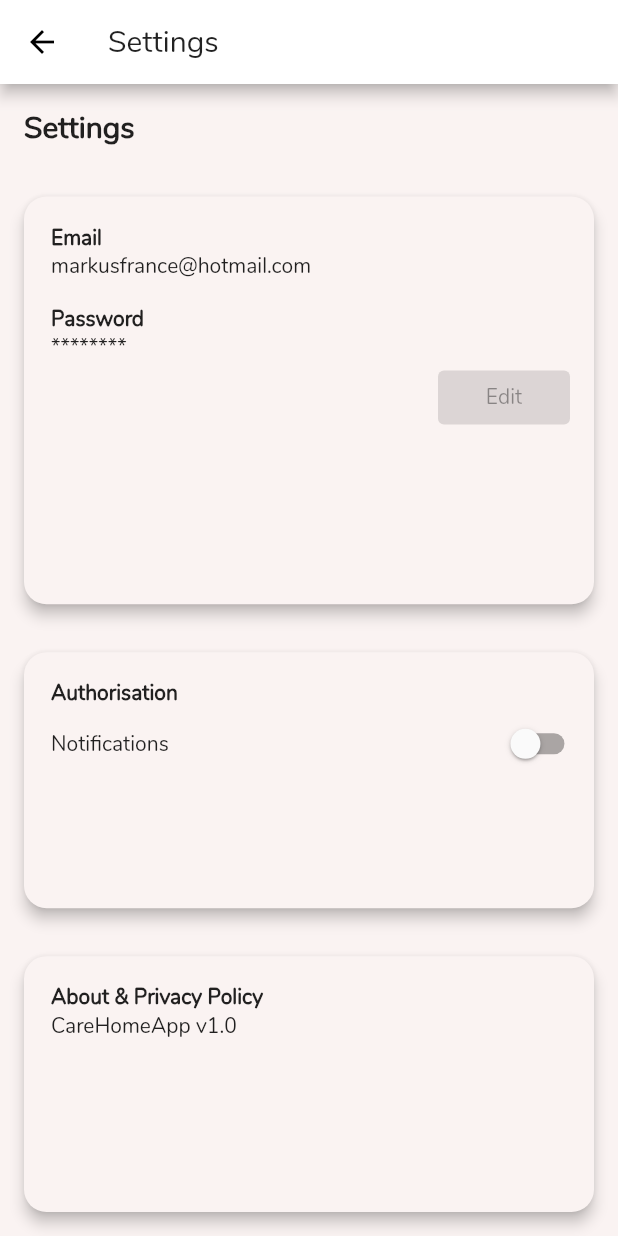
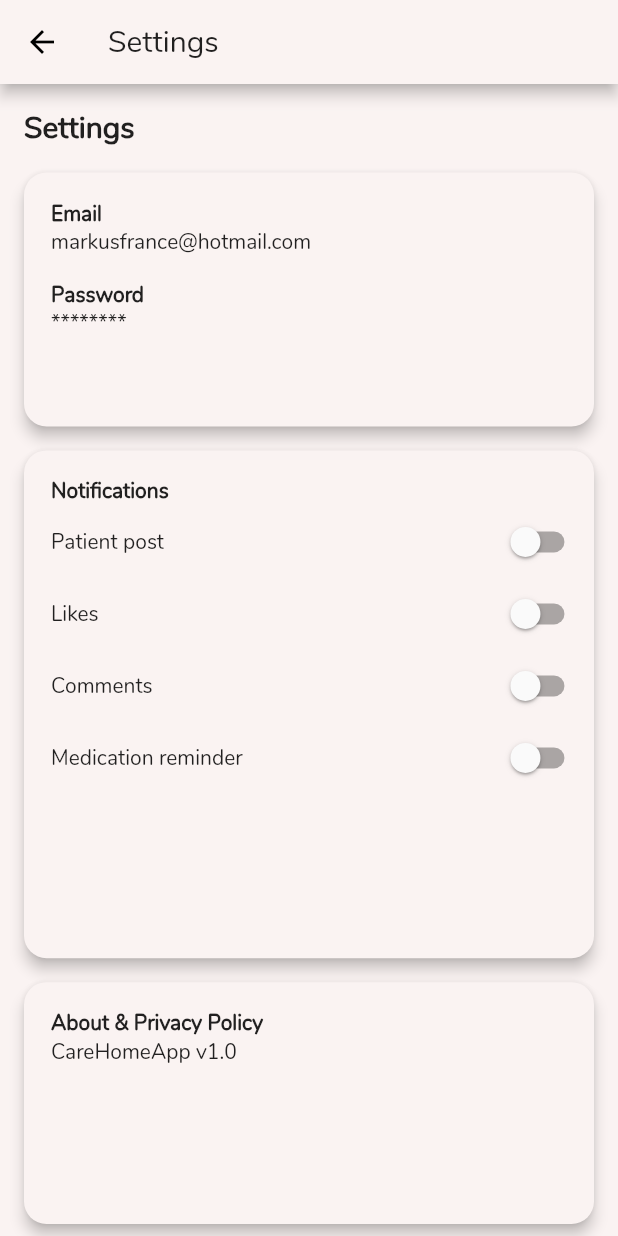
Before and after one commit to markfrance/carehomeapp, a Flutter app: the SettingsPage screen opened directly, on a phone screen of 412 x 824 dp. Run offline on Flutter 3.47's test engine with Material 2 defaults, Android fonts, the phone set to English and light mode, and no system bars; our stand-ins replace charts_flutter, cloud_firestore, firebase_auth, firebase_storage, flutter_calendar_carousel, flutter_datetime_picker and 1 more; accounts and stored records are empty.

Commit message:
Added body charts, UI for notification settings

```diff
--- a/lib/charts/chart_type_list.dart
+++ b/lib/charts/chart_type_list.dart
@@ -70,7 +70,7 @@ class ChartEntryItem extends StatelessWidget {
       case 'Nutrition':
         return NutritionCharts(patient);
       case 'Body':
-        return BodyCharts();
+        return BodyCharts(patient);
       case 'Other':
         return OtherCharts();
       default:
--- a/lib/charts/nutrition_charts.dart
+++ b/lib/charts/nutrition_charts.dart
@@ -28,7 +28,7 @@ class NutritionCharts extends StatefulWidget{
 
 class NutritionChartState extends State<NutritionCharts> {
 
-    List<charts.Series<TimeSeriesHydration, DateTime>> hydrationSeries;
+  List<charts.Series<TimeSeriesHydration, DateTime>> hydrationSeries;
   List<charts.Series<TimeSeriesMeal, DateTime>> mealSeries;
 
 
--- a/lib/settings_page.dart
+++ b/lib/settings_page.dart
@@ -10,14 +10,19 @@ class SettingsPageState extends State<SettingsPage> {
   @override
   Widget build(BuildContext context) {
     final user = UserBinding.of(context).user;
-    bool notifications = false;
+    bool likes = false;
+    bool comments = false;
+    bool medication = false;
+    bool patientpost = false;
 
     return Scaffold(
         appBar: AppBar(
+          backgroundColor:  Color.fromARGB(255, 250, 243, 242),
           title: Text("Settings"),
         ),
         body: Column(
           crossAxisAlignment: CrossAxisAlignment.stretch,
+          mainAxisAlignment: MainAxisAlignment.start,
           children: <Widget>[
             Padding(
               padding: EdgeInsets.all(16),
@@ -25,10 +30,10 @@ class SettingsPageState extends State<SettingsPage> {
                   style: TextStyle(fontSize: 20, fontWeight: FontWeight.bold)),
             ),
             Expanded(
-              flex: 3,
+              flex: 2,
               child: Card(
                 elevation: 4,
-                margin: EdgeInsets.all(16.0),
+                margin: EdgeInsets.only(left:16.0, right:16, top:0, bottom:8 ),
                 shape: RoundedRectangleBorder(
                   borderRadius: BorderRadius.circular(15.0),
                 ),
@@ -59,25 +64,28 @@ class SettingsPageState extends State<SettingsPage> {
                       Align(
                           child: Text("********"),
                           alignment: Alignment.centerLeft),
-                      Align(
+                    /*  Align(
                           alignment: Alignment.centerRight,
                           child: Padding(
-                              padding: EdgeInsets.only(bottom:16, right:16,),
+                              padding: EdgeInsets.only(
+                                bottom: 16,
+                                right: 16,
+                              ),
                               child: RaisedButton(
                                 child: Text("Edit"),
                                 color: Colors.black,
                                 onPressed: null,
-                              ))),
+                              ))),*/
                     ],
                   ),
                 ),
               ),
             ),
             Expanded(
-                flex: 2,
+                flex: 4,
                 child: Card(
                   elevation: 4,
-                  margin: EdgeInsets.all(16.0),
+                  margin: EdgeInsets.only(left:16.0, right:16, top:8, bottom:8),
                   shape: RoundedRectangleBorder(
                     borderRadius: BorderRadius.circular(15.0),
                   ),
@@ -91,35 +99,89 @@ class SettingsPageState extends State<SettingsPage> {
                       child: Column(
                         children: <Widget>[
                           Align(
-                              child: Text("Authorisation",
+                              child: Text("Notifications",
                                   style:
                                       TextStyle(fontWeight: FontWeight.bold)),
                               alignment: Alignment.centerLeft),
                           Row(
                             children: <Widget>[
-                              Expanded(child:Text("Notifications"),
-                              flex:4),
+                              Expanded(child: Text("Patient post"), flex: 4),
                               Expanded(
-                                flex:1,
-                                child:Switch(
-                                activeColor: Color.fromARGB(255, 35, 33, 26),
-                                value: notifications,
+                                  flex: 1,
+                                  child: Switch(
+                                    activeColor:
+                                        Color.fromARGB(255, 35, 33, 26),
+                                    value: patientpost,
                                     onChanged: (value) => {
                                       setState(() {
-                                    notifications = value;
+                                        patientpost = value;
+                                      })
+                                    },
+                                  )),
+                            ],
+                          ),
+                            Row(
+                            children: <Widget>[
+                              Expanded(child: Text("Likes"), flex: 4),
+                              Expanded(
+                                  flex: 1,
+                                  child: Switch(
+                                    activeColor:
+                                        Color.fromARGB(255, 35, 33, 26),
+                                    value: likes,
+                                    onChanged: (value) => {
+                                      setState(() {
+                                        likes = value;
+                                      })
+                                    },
+                                  )),
+                            ],),
+                              Row(
+                                children: <Widget>[
+                                  Expanded(child: Text("Comments"), flex: 4),
+                                  Expanded(
+                                      flex: 1,
+                                      child: Switch(
+                                        activeColor:
+                                            Color.fromARGB(255, 35, 33, 26),
+                                        value: comments,
+                                        onChanged: (value) => {
+                                          setState(() {
+                                            comments = value;
+                                          })
+                                        },
+                                      )),
+                                ],
+                              ),
+                              Row(
+                                children: <Widget>[
+                                  Expanded(
+                                      child: Text("Medication reminder"),
+                                      flex: 4),
+                                  Expanded(
+                                      flex: 1,
+                                      child: Switch(
+                                        activeColor:
+                                            Color.fromARGB(255, 35, 33, 26),
+                                        value: medication,
+                                        onChanged: (value) => {
+                                          setState(() {
+                                            medication = value;
                                           })
                                         },
                                       )),
                                 ],
                               )
                             ],
+                          ),
+
                       )),
-                )),
+                ),
             Expanded(
-                  flex:2,
-                  child:Card(
+                flex: 2,
+                child: Card(
                   elevation: 4,
-                  margin: EdgeInsets.all(16.0),
+                  margin: EdgeInsets.only(left:16.0, right:16.0, top: 8, bottom:8),
                   shape: RoundedRectangleBorder(
                     borderRadius: BorderRadius.circular(15.0),
                   ),
@@ -130,7 +192,8 @@ class SettingsPageState extends State<SettingsPage> {
                         bottom: 18.0,
                         left: 18.0,
                       ),
-                      child: Column(children: <Widget>[
+                      child: Column(
+                        children: <Widget>[
                           Align(
                               child: Text("About & Privacy Policy",
                                   style:
@@ -139,10 +202,9 @@ class SettingsPageState extends State<SettingsPage> {
                           Align(
                               child: Text("CareHomeApp v1.0"),
                               alignment: Alignment.centerLeft),
-                      ],)
-                  ),)
-                )
-
+                        ],
+                      )),
+                ))
           ],
         ));
   }
```
Also changed, not shown: lib/charts/body_charts.dart (+101 -1 lines). Lines whose indentation alone changed are shown as unchanged.
